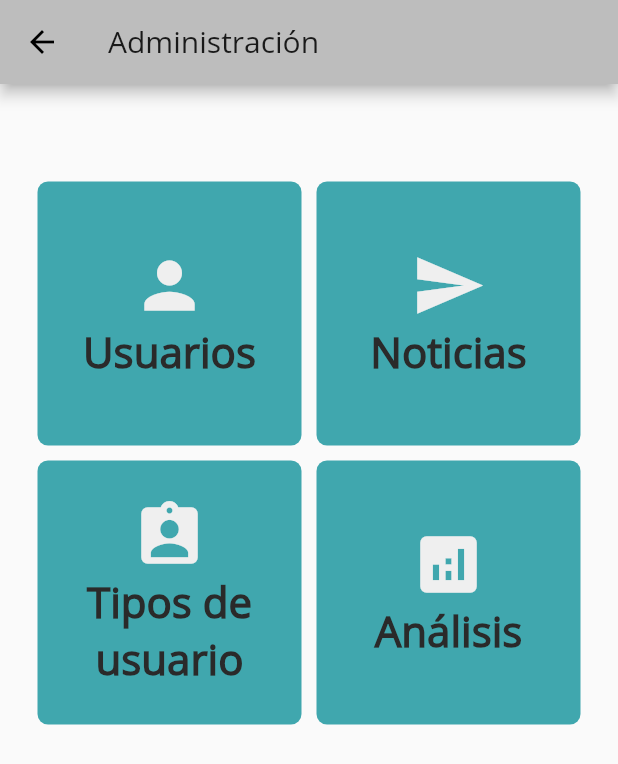
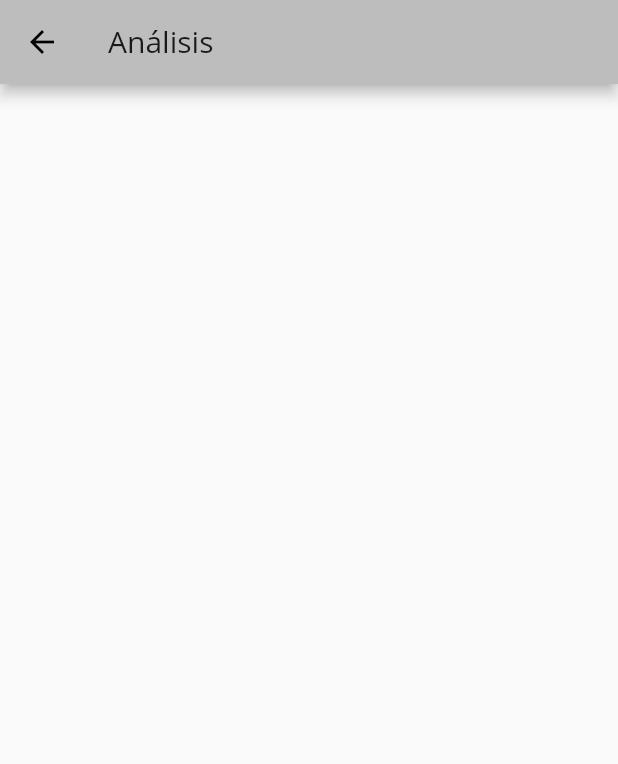
Before and after one commit to Fonzeca/AvisosNick-Front, a Flutter app: the AdministratorMenu screen opened by its route, after a tap on "Análisis", on a phone screen of 412 x 824 dp. Shown: the top 764 px of the screen. Run offline on Flutter 3.47's test engine with Material 2 defaults, Android fonts, the phone set to English and light mode, and no system bars; drawn by our look-alikes of flutter_easyloading; our stand-ins replace firebase_core, firebase_messaging, google_sign_in, shared_preferences, universal_io; missing offline and left inert: back_button_interceptor, firebase_auth_web, firebase_core_web, google_sign_in_web, shared_preferences_web; accounts and stored records are empty; network calls fail.

Commit message:
Created blank administrator screen
se me fue la luz a la mierda fonzo hahah si vuelve mas tarde sigo

```diff
--- a/lib/main.dart
+++ b/lib/main.dart
@@ -4,6 +4,8 @@ import 'package:firebase_messaging/firebase_messaging.dart';
 import 'package:flutter/foundation.dart';
 import 'package:flutter/material.dart';
 import 'package:flutter_easyloading/flutter_easyloading.dart';
+import 'package:nick_tecnologia_notices/screens/administrator/admin_analysis_menu.dart';
+import 'package:nick_tecnologia_notices/screens/administrator/admin_notices_menu.dart';
 import 'package:nick_tecnologia_notices/screens/administrator/admin_userTypes_menu.dart';
 import 'package:nick_tecnologia_notices/screens/administrator/admin_users_menu.dart';
 import 'package:nick_tecnologia_notices/screens/administrator/administrator_menu.dart';
@@ -82,6 +84,8 @@ class MyApp extends StatelessWidget {
         '/administrator' : (BuildContext context) => new AdministratorMenu(),
         '/administrator/usuarios' : (BuildContext context) => new AdminMenuUsuarios(),
         '/administrator/userTypes' : (BuildContext context) => new AdminUserTypeMenu(),
+        '/administrator/notices' : (BuildContext context) => new AdminNoticeMenu(),
+        '/administrator/analysis' : (BuildContext context) => new AdminAnalysisMenu(),
         '/login' : (BuildContext context) => new LoginScreen(),
       },
       builder: (BuildContext context, Widget child) {
--- /dev/null
+++ b/lib/screens/administrator/admin_analysis_menu.dart
@@ -0,0 +1,44 @@
+import 'package:flutter/cupertino.dart';
+import 'package:flutter/material.dart';
+import 'package:flutter_easyloading/flutter_easyloading.dart';
+
+
+class AdminAnalysisMenu extends StatefulWidget{
+  @override
+  State<StatefulWidget> createState() {
+    return AdminAnalysisMenuState();
+  }
+
+}
+class AdminAnalysisMenuState extends State<AdminAnalysisMenu>{
+
+
+
+
+
+  @override
+  Widget build(BuildContext context) {
+    init();
+    return Scaffold(
+      appBar: AppBar(
+        title: Text("Análisis"),
+      ),
+      body: Container(
+        height: double.infinity,
+        width: double.infinity,
+
+      ),
+    );
+  }
+
+
+  void init() {
+    EasyLoading.show();
+    if(true){
+      EasyLoading.dismiss();
+
+    }else EasyLoading.showError("error");
+  }
+
+
+}
--- a/lib/screens/administrator/administrator_menu.dart
+++ b/lib/screens/administrator/administrator_menu.dart
@@ -21,9 +21,9 @@ class _AdministratorMenuState extends State<AdministratorMenu> {
           crossAxisCount: 2,
           children: [
             _buildButton("Usuarios", Icons.person, "/administrator/usuarios"),
-            _buildButton("Noticias", Icons.send, null),
+            _buildButton("Avisos", Icons.send, "/administrator/notices"),
             _buildButton("Tipos de usuario", Icons.assignment_ind, "/administrator/userTypes"),
-            _buildButton("Análisis", Icons.analytics, null),
+            _buildButton("Análisis", Icons.analytics, "/administrator/analysis"),
           ],
         ),
       ),
```
Also changed, not shown: lib/screens/administrator/admin_notices_menu.dart (added, +41 -0 lines).
